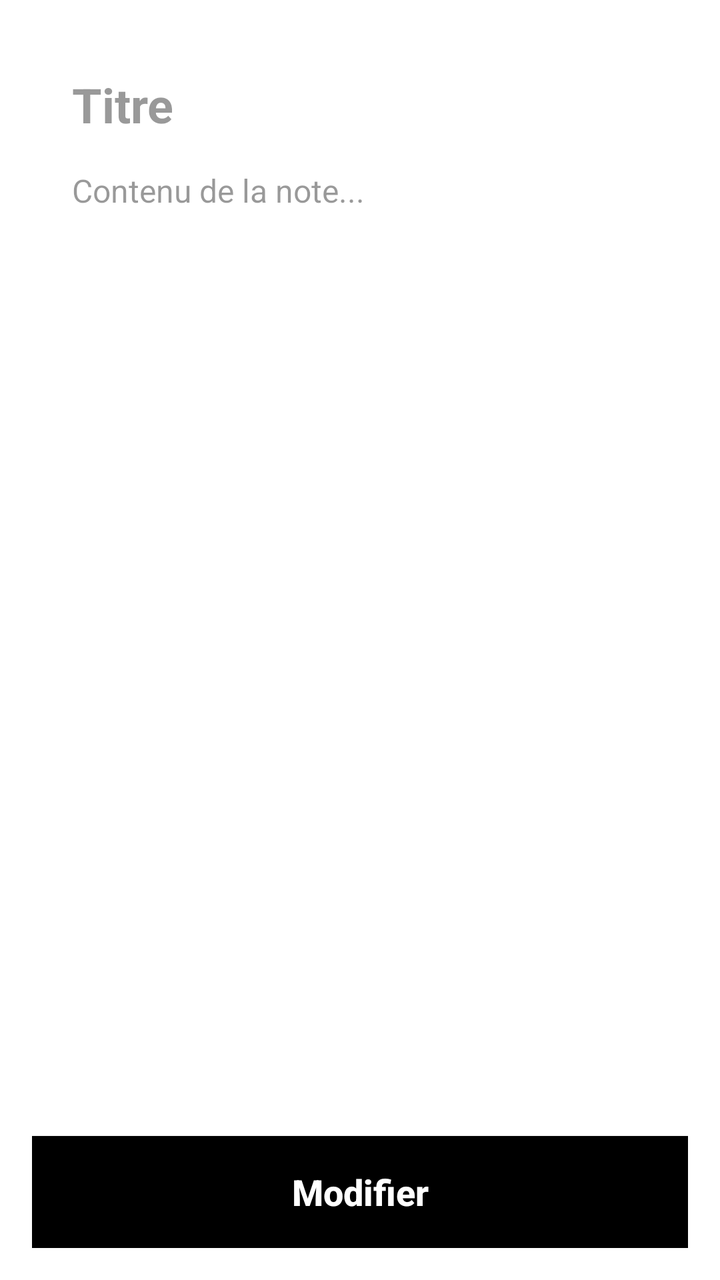
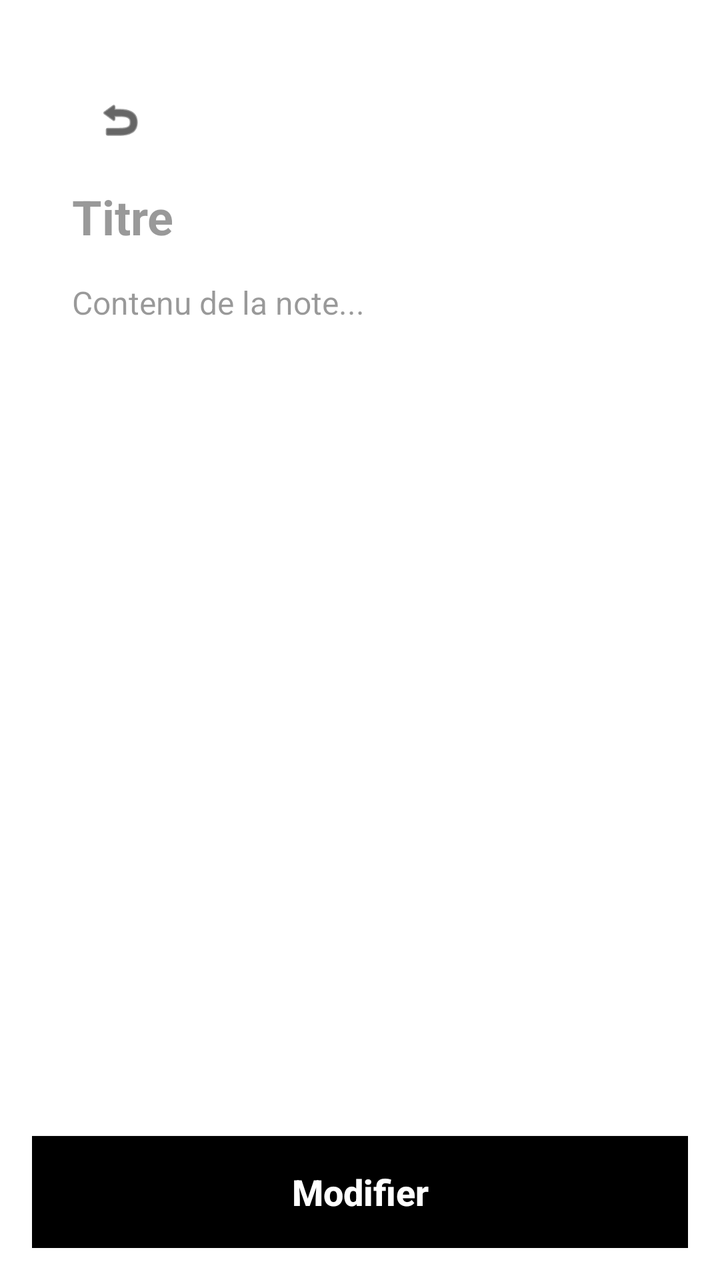

The first picture is an Android layout as it rendered before a commit; the second is the same layout after the commit. The layout source and the unified diff follow.
<!-- AndroidManifest.xml: application theme Theme.GestionnaireNotes -->
<!-- res/layout/activity_edit_note.xml -->
<?xml version="1.0" encoding="utf-8"?>
<RelativeLayout xmlns:android="http://schemas.android.com/apk/res/android"
    xmlns:app="http://schemas.android.com/apk/res-auto"
    android:layout_width="match_parent"
    android:layout_height="match_parent"
    android:background="#FFFFFF"
    android:padding="16dp"> <androidx.cardview.widget.CardView
    android:id="@+id/layoutEditNote"
    android:layout_width="match_parent"
    android:layout_height="match_parent"
    android:layout_above="@+id/btnSauvegarderEdit"
    android:layout_marginBottom="24dp"
    app:cardCornerRadius="20dp"
    app:cardElevation="0dp"
    android:clipToOutline="true"> <LinearLayout
    android:layout_width="match_parent"
    android:layout_height="match_parent"
    android:orientation="vertical"
    android:padding="20dp">

    <EditText
        android:id="@+id/etTitreEdit"
        android:layout_width="match_parent"
        android:layout_height="wrap_content"
        android:hint="Titre"
        android:textColor="#000000"
        android:textColorHint="#66000000"
        android:textSize="24sp"
        android:textStyle="bold"
        android:background="@null"
        android:paddingBottom="16dp" />

    <EditText
        android:id="@+id/etContenuEdit"
        android:layout_width="match_parent"
        android:layout_height="match_parent"
        android:hint="Contenu de la note..."
        android:textColor="#000000"
        android:textColorHint="#66000000"
        android:textSize="16sp"
        android:gravity="top"
        android:inputType="textMultiLine"
        android:background="@null" />
</LinearLayout>
</androidx.cardview.widget.CardView>

    <androidx.appcompat.widget.AppCompatButton
        android:id="@+id/btnSauvegarderEdit"
        android:layout_width="match_parent"
        android:layout_height="56dp"
        android:layout_alignParentBottom="true"
        android:text="Modifier"
        android:textAllCaps="false"
        android:textSize="18sp"
        android:textStyle="bold"
        android:textColor="#FFFFFF"
        android:background="#000000" />

</RelativeLayout>
<!-- resources referenced by this layout -->
<resources>
  <style name="Theme.GestionnaireNotes" parent="Base.Theme.GestionnaireNotes" />
  <style name="Base.Theme.GestionnaireNotes" parent="Theme.Material3.DayNight.NoActionBar">
          
          
      </style>
</resources>

<!-- the commit's change to res/layout/activity_edit_note.xml (unified diff, before → after) -->
@@ -4,45 +4,62 @@
     android:layout_width="match_parent"
     android:layout_height="match_parent"
     android:background="#FFFFFF"
-    android:padding="16dp"> <androidx.cardview.widget.CardView
-    android:id="@+id/layoutEditNote"
-    android:layout_width="match_parent"
-    android:layout_height="match_parent"
-    android:layout_above="@+id/btnSauvegarderEdit"
-    android:layout_marginBottom="24dp"
-    app:cardCornerRadius="20dp"
-    app:cardElevation="0dp"
-    android:clipToOutline="true"> <LinearLayout
-    android:layout_width="match_parent"
-    android:layout_height="match_parent"
-    android:orientation="vertical"
-    android:padding="20dp">
+    android:padding="16dp">
 
-    <EditText
-        android:id="@+id/etTitreEdit"
-        android:layout_width="match_parent"
-        android:layout_height="wrap_content"
-        android:hint="Titre"
-        android:textColor="#000000"
-        android:textColorHint="#66000000"
-        android:textSize="24sp"
-        android:textStyle="bold"
-        android:background="@null"
-        android:paddingBottom="16dp" />
-
-    <EditText
-        android:id="@+id/etContenuEdit"
+    <androidx.cardview.widget.CardView
+        android:id="@+id/layoutEditNote"
         android:layout_width="match_parent"
         android:layout_height="match_parent"
-        android:hint="Contenu de la note..."
-        android:textColor="#000000"
-        android:textColorHint="#66000000"
-        android:textSize="16sp"
-        android:gravity="top"
-        android:inputType="textMultiLine"
-        android:background="@null" />
-</LinearLayout>
-</androidx.cardview.widget.CardView>
+        android:layout_above="@+id/btnSauvegarderEdit"
+        android:layout_marginBottom="24dp"
+        app:cardCornerRadius="20dp"
+        app:cardElevation="0dp"
+        android:clipToOutline="true">
+
+        <LinearLayout
+            android:layout_width="match_parent"
+            android:layout_height="match_parent"
+            android:orientation="vertical"
+            android:padding="20dp">
+
+            <ImageView
+                android:id="@+id/btnRetourEdit"
+                android:layout_width="48dp"
+                android:layout_height="48dp"
+                android:layout_marginBottom="8dp"
+                android:padding="12dp"
+                android:src="@android:drawable/ic_menu_revert"
+                android:contentDescription="Retour"
+                app:tint="#000000"
+                android:background="?attr/selectableItemBackgroundBorderless"
+                android:clickable="true"
+                android:focusable="true" />
+
+            <EditText
+                android:id="@+id/etTitreEdit"
+                android:layout_width="match_parent"
+                android:layout_height="wrap_content"
+                android:hint="Titre"
+                android:textColor="#000000"
+                android:textColorHint="#66000000"
+                android:textSize="24sp"
+                android:textStyle="bold"
+                android:background="@null"
+                android:paddingBottom="16dp" />
+
+            <EditText
+                android:id="@+id/etContenuEdit"
+                android:layout_width="match_parent"
+                android:layout_height="match_parent"
+                android:hint="Contenu de la note..."
+                android:textColor="#000000"
+                android:textColorHint="#66000000"
+                android:textSize="16sp"
+                android:gravity="top"
+                android:inputType="textMultiLine"
+                android:background="@null" />
+        </LinearLayout>
+    </androidx.cardview.widget.CardView>
 
     <androidx.appcompat.widget.AppCompatButton
         android:id="@+id/btnSauvegarderEdit"
